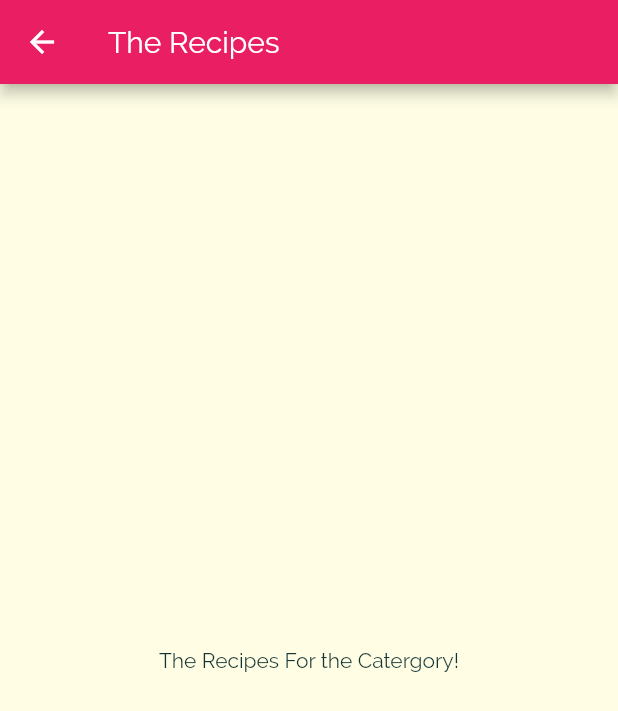
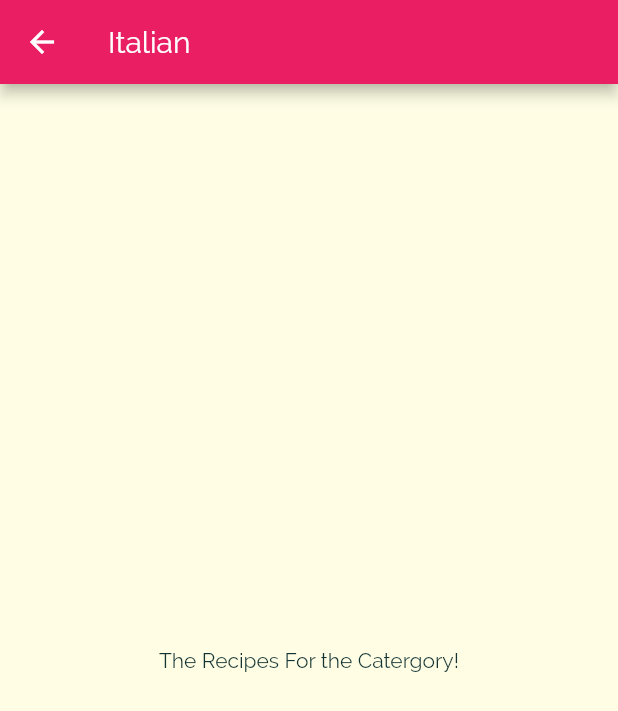
Before and after one commit to Flutteric/MealsApp, a Flutter app: the screen it shows after launch, after a tap on "Italian", on a phone screen of 412 x 824 dp. Shown: the top 711 px of the screen. Run offline on Flutter 3.47's test engine with Material 2 defaults, Android fonts, the phone set to English and light mode, and no system bars.

Commit message:
Passing data via constructor

```diff
--- a/lib/categories_screen.dart
+++ b/lib/categories_screen.dart
@@ -13,7 +13,8 @@ class CategoriesScreen extends StatelessWidget {
         body: GridView(
           padding: const EdgeInsets.all(25),
           children: DUMMY_CATEGORIES
-              .map((ctData) => CategoryItem(ctData.title, ctData.color))
+              .map((ctData) =>
+                  CategoryItem(ctData.id, ctData.title, ctData.color))
               .toList(),
           gridDelegate: SliverGridDelegateWithMaxCrossAxisExtent(
               maxCrossAxisExtent: 200,
--- a/lib/category_item.dart
+++ b/lib/category_item.dart
@@ -2,16 +2,17 @@ import 'package:flutter/material.dart';
 import './category_meals_screen.dart';
 
 class CategoryItem extends StatelessWidget {
+  final String id;
   final String title;
   final Color color;
 
-  CategoryItem(this.title, this.color);
+  CategoryItem(this.id, this.title, this.color);
 
   void selectCategory(BuildContext ctx) {
     Navigator.of(ctx).push(
       MaterialPageRoute(
         builder: (_) {
-          return CategoryMealsScreen();
+          return CategoryMealsScreen(id, title);
         },
       ),
     );
--- a/lib/category_meals_screen.dart
+++ b/lib/category_meals_screen.dart
@@ -1,11 +1,16 @@
 import 'package:flutter/material.dart';
 
 class CategoryMealsScreen extends StatelessWidget {
+  final String categoryId;
+  final String categoryTitle;
+
+  CategoryMealsScreen(this.categoryId, this.categoryTitle);
+
   @override
   Widget build(BuildContext context) {
     return Scaffold(
       appBar: AppBar(
-        title: Text('The Recipes'),
+        title: Text(categoryTitle),
       ),
       body: Center(
         child: Text('The Recipes For the Catergory!'),
```
